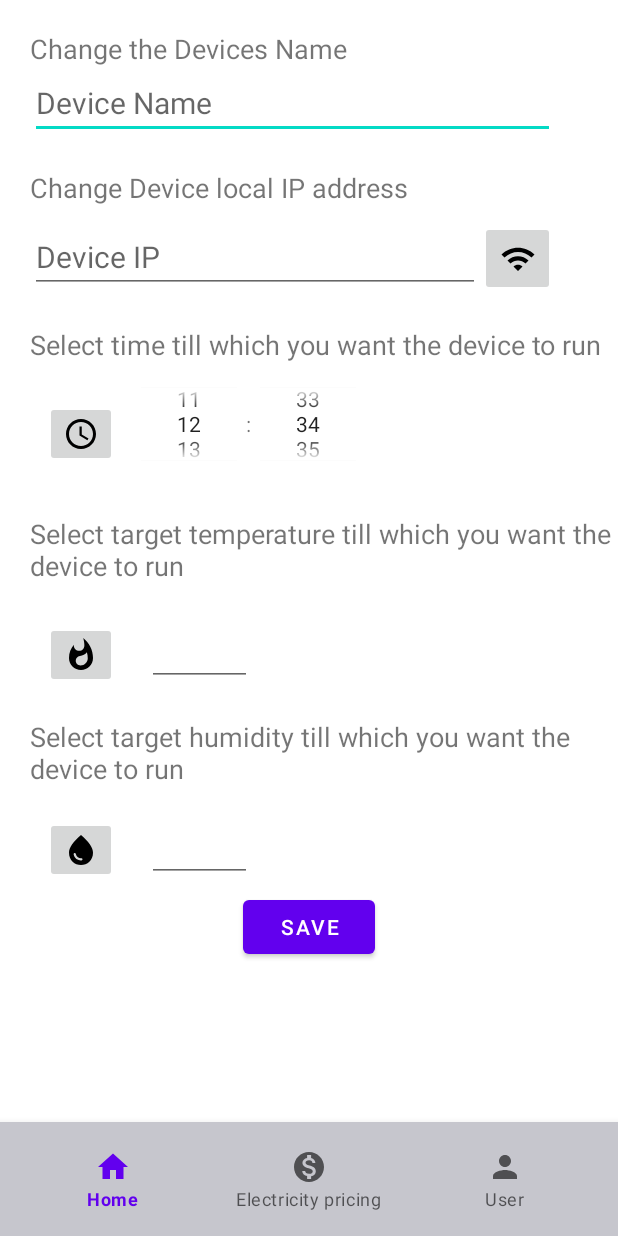
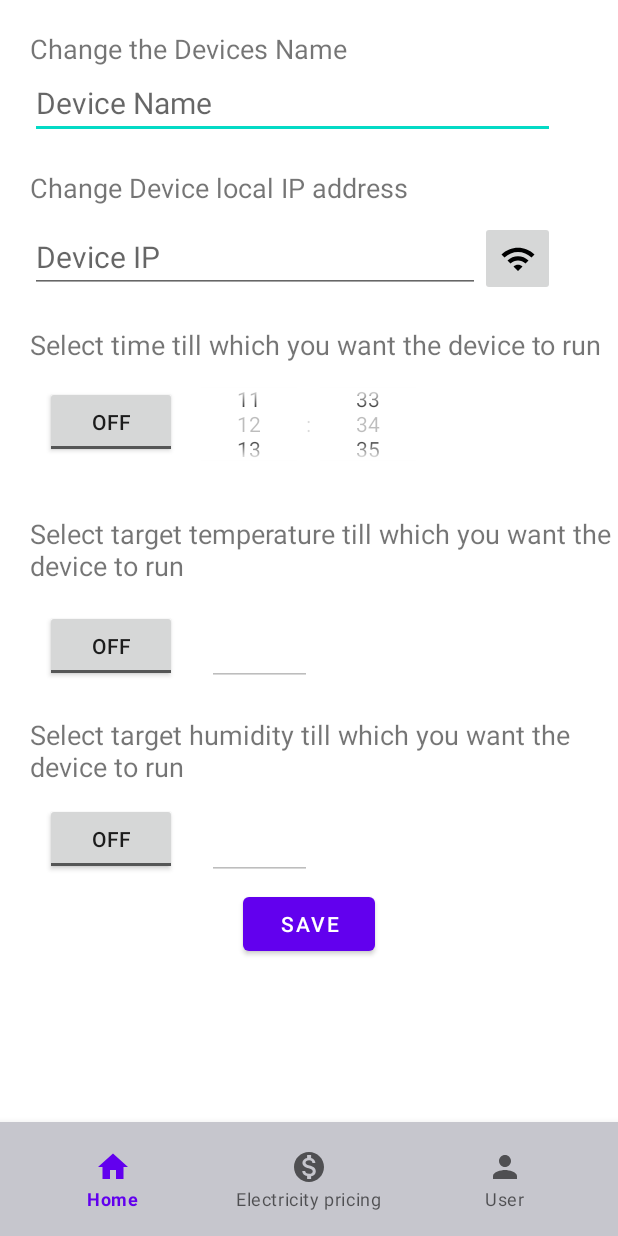
Before and after one commit to Karlis-Zakis-KZ/Kval_Work, an Android app: the ConfigureDevice screen opened directly, with no data from a screen before it, on a phone screen of 412 x 824 dp. Run offline under Robolectric (Android 15) with nearby library versions, the phone set to English and light mode, and no system bars; our stand-ins replace Firebase (no records; nobody signed in at launch, a user with empty details on screens opened directly); 5 statements that could not run were skipped.

Commit message:
Fixing some issues with configure Device

```diff
--- a/SmartHomeAppV3/app/src/main/java/com/example/smarthomeappv3/ConfigureDevice.kt
+++ b/SmartHomeAppV3/app/src/main/java/com/example/smarthomeappv3/ConfigureDevice.kt
@@ -1,25 +1,73 @@
 package com.example.smarthomeappv3
 
+import android.annotation.SuppressLint
 import android.content.Intent
+import android.os.Build
+import android.os.Bundle
+import android.util.Log
+import android.widget.*
+import androidx.annotation.RequiresApi
 import androidx.appcompat.app.AppCompatActivity
-import android.os.Bundle
-import android.widget.ImageButton
-import android.widget.TimePicker
 import com.example.smarthomeappv3.databinding.ActivityConfigureDeviceBinding
-import com.example.smarthomeappv3.databinding.ActivityScanForDevicesIpBinding
+import com.google.firebase.auth.FirebaseAuth
+import com.google.firebase.database.FirebaseDatabase
 
 
 class ConfigureDevice : AppCompatActivity() {
     private lateinit var binding: ActivityConfigureDeviceBinding
+    @RequiresApi(Build.VERSION_CODES.M)
+    @SuppressLint("WrongViewCast", "UseSwitchCompatOrMaterialCode")
     override fun onCreate(savedInstanceState: Bundle?) {
         super.onCreate(savedInstanceState)
+
+        val deviceID = intent.getStringExtra("deviceID")
+        val mAuth: FirebaseAuth = FirebaseAuth.getInstance()
+        val mCurrentUserId: String = mAuth.currentUser!!.uid
+        val database = FirebaseDatabase.getInstance()
+        val devicePath = "Users/$mCurrentUserId/Devices/$deviceID"
 
         binding = ActivityConfigureDeviceBinding.inflate(layoutInflater)
         setContentView(binding.root)
 
         val simpleTimePicker: TimePicker = findViewById(R.id.timePicker1)
+        val tempButton: ToggleButton = findViewById(R.id.tempSelect)
+        val humidButton: ToggleButton = findViewById(R.id.humidSelect)
+        val timeButton: ToggleButton = findViewById(R.id.timeSelect)
+
+        val disableTempInput: EditText = findViewById(R.id.inputTargetTemp)
+        val disableHumidInput: EditText = findViewById(R.id.inputTargetHumid)
+        val saveButton : Button = findViewById(R.id.saveDeviceInfo)
+
+
+        val deviceName: EditText = findViewById(R.id.inputDeviceName)
+        val deviceIpText: EditText = findViewById(R.id.inputDeviceIP)
+        database.reference.child(devicePath).get().addOnSuccessListener {
+
+            deviceName.setText(it.child("Device_Name").value.toString())
+            deviceIpText.setText(it.child("Device_IP").value.toString())
+            tempButton.isChecked = it.child("HasTemp").value as Boolean
+            humidButton.isChecked = it.child("HasHumid").value as Boolean
+            timeButton.isChecked = it.child("HasTime").value as Boolean
+
+            if(!tempButton.isChecked){ disableTempInput.isEnabled = tempButton.isChecked }
+            if(!humidButton.isChecked){ disableHumidInput.isEnabled = humidButton.isChecked }
+            if(!timeButton.isChecked){ simpleTimePicker.isEnabled = timeButton.isChecked }
+
+        }.addOnFailureListener{
+            Log.e("firebase", "Error getting data", it)
+        }
+
+
         simpleTimePicker.setIs24HourView(true)
-
+        tempButton.setOnCheckedChangeListener { _, _ ->
+            disableTempInput.isEnabled = tempButton.isChecked
+        }
+        humidButton.setOnCheckedChangeListener { _, _ ->
+            disableHumidInput.isEnabled = humidButton.isChecked
+        }
+        timeButton.setOnCheckedChangeListener { _, _ ->
+            simpleTimePicker.isEnabled = timeButton.isChecked
+        }
         val findIPAddresses: ImageButton = findViewById(R.id.scanNetwork)
         findIPAddresses.setOnClickListener{
             replaceActivity(ScanForDevicesIP())
@@ -36,6 +84,33 @@ class ConfigureDevice : AppCompatActivity() {
             true
         }
 
+
+        saveButton.setOnClickListener {
+            if(deviceName.toString().isNotEmpty() && deviceIpText.toString().isNotEmpty()){
+                if((tempButton.isChecked && disableTempInput.toString().isNotEmpty()) ||
+                    (humidButton.isChecked && disableHumidInput.toString().isNotEmpty()) ||
+                    (timeButton.isChecked && simpleTimePicker.toString().isNotEmpty()))
+                {
+                    database.reference.child(devicePath).child("Device_Name").setValue(deviceName.text.toString())
+                    database.reference.child(devicePath).child("Device_IP").setValue(deviceIpText.text.toString())
+                    database.reference.child(devicePath).child("HasTime").setValue(timeButton.isChecked)
+                    database.reference.child(devicePath).child("HourSet").setValue(simpleTimePicker.hour)
+                    database.reference.child(devicePath).child("MinSet").setValue(simpleTimePicker.minute)
+                    database.reference.child(devicePath).child("HasTemp").setValue(tempButton.isChecked)
+                    database.reference.child(devicePath).child("TempSet").setValue(disableTempInput.text.toString())
+                    database.reference.child(devicePath).child("HasHumid").setValue(humidButton.isChecked)
+                    database.reference.child(devicePath).child("HumidSet").setValue(disableHumidInput.text.toString())
+                    database.reference.child(devicePath).child("HasPrice").setValue(false)
+                    database.reference.child(devicePath).child("PriceSet").setValue("0")
+                    replaceActivity(MainActivity())
+                }else{
+                    Toast.makeText(this, "Pleas fill out the selected events for the device to turn off to", Toast.LENGTH_SHORT).show()
+                }
+            }else{
+                Toast.makeText(this, "Name and IP cant be empty", Toast.LENGTH_SHORT).show()
+            }
+        }
+
     }
 
     private fun replaceActivity(activity: AppCompatActivity){
@@ -45,4 +120,5 @@ class ConfigureDevice : AppCompatActivity() {
         finish()
 
     }
+
 }
--- a/SmartHomeAppV3/app/src/main/java/com/example/smarthomeappv3/MyAdapter.kt
+++ b/SmartHomeAppV3/app/src/main/java/com/example/smarthomeappv3/MyAdapter.kt
@@ -52,6 +52,7 @@ class MyAdapter(private val deviceList : MutableList<DeviceData>) : RecyclerView
 
         holder.editButton.setOnClickListener { v ->
             val intent = Intent(v.context, ConfigureDevice::class.java)
+            intent.putExtra("deviceID",currentitem.Device_ID)
             v.context.startActivity(intent)
         }
 
--- a/SmartHomeAppV3/app/src/main/res/layout/activity_configure_device.xml
+++ b/SmartHomeAppV3/app/src/main/res/layout/activity_configure_device.xml
@@ -45,7 +45,7 @@ tools:context=".ConfigureDevice">
         android:layout_gravity="center_vertical"
         android:layout_below="@+id/textForDeviceIP"
         android:id="@+id/ipBox"
-        android:layout_marginLeft="20dp"
+        android:layout_marginStart="20dp"
         android:orientation="horizontal">
 
         <EditText
@@ -83,15 +83,18 @@ tools:context=".ConfigureDevice">
         android:layout_gravity="center_vertical"
         android:layout_below="@+id/textForDeviceTime"
         android:id="@+id/timeBox"
-        android:layout_marginLeft="30dp"
+        android:layout_marginStart="30dp"
         android:orientation="horizontal">
 
-        <ImageButton
+        <ToggleButton
             android:id="@+id/timeSelect"
             android:layout_width="wrap_content"
             android:layout_height="wrap_content"
-            android:layout_marginTop="25dp"
-            android:src="@drawable/ic_baseline_access_time_24" />
+            app:layout_constraintBottom_toBottomOf="parent"
+            android:layout_marginTop="15dp"
+            app:layout_constraintEnd_toEndOf="parent"
+            app:layout_constraintStart_toStartOf="parent"
+            app:layout_constraintTop_toTopOf="parent" />
 
         <TimePicker
             android:id="@+id/timePicker1"
@@ -116,21 +119,25 @@ tools:context=".ConfigureDevice">
         android:layout_gravity="center_vertical"
         android:layout_below="@+id/textForDeviceTemp"
         android:id="@+id/tempBox"
-        android:layout_marginLeft="30dp"
+        android:layout_marginStart="30dp"
         android:orientation="horizontal">
 
-        <ImageButton
+        <ToggleButton
             android:id="@+id/tempSelect"
             android:layout_width="wrap_content"
             android:layout_height="wrap_content"
-            android:layout_marginTop="25dp"
-            android:src="@drawable/ic_baseline_whatshot_24" />
+            android:layout_marginTop="15dp"
+
+            app:layout_constraintBottom_toBottomOf="parent"
+            app:layout_constraintEnd_toEndOf="parent"
+            app:layout_constraintStart_toStartOf="parent"
+            app:layout_constraintTop_toTopOf="parent" />
 
         <EditText
             android:id="@+id/inputTargetTemp"
             android:layout_width="70dp"
             android:layout_height="wrap_content"
-            android:layout_marginLeft="20dp"
+            android:layout_marginStart="20dp"
             android:layout_marginTop="20dp"
             android:ems="15"
             android:inputType="textPersonName"
@@ -157,18 +164,21 @@ tools:context=".ConfigureDevice">
         android:layout_marginLeft="30dp"
         android:orientation="horizontal">
 
-        <ImageButton
+        <ToggleButton
             android:id="@+id/humidSelect"
             android:layout_width="wrap_content"
             android:layout_height="wrap_content"
-            android:layout_marginTop="20dp"
-            android:src="@drawable/ic_baseline_water_drop_24" />
+            android:layout_marginTop="10dp"
+            app:layout_constraintBottom_toBottomOf="parent"
+            app:layout_constraintEnd_toEndOf="parent"
+            app:layout_constraintStart_toStartOf="parent"
+            app:layout_constraintTop_toTopOf="parent" />
 
         <EditText
             android:id="@+id/inputTargetHumid"
             android:layout_width="70dp"
             android:layout_height="wrap_content"
-            android:layout_marginLeft="20dp"
+            android:layout_marginStart="20dp"
             android:layout_marginTop="15dp"
             android:ems="15"
             android:inputType="textPersonName"
```
Also changed, not shown: SmartHomeAppV3/app/src/main/java/com/example/smarthomeappv3/AddDevice.kt (+18 -4 lines), 1 other file.
